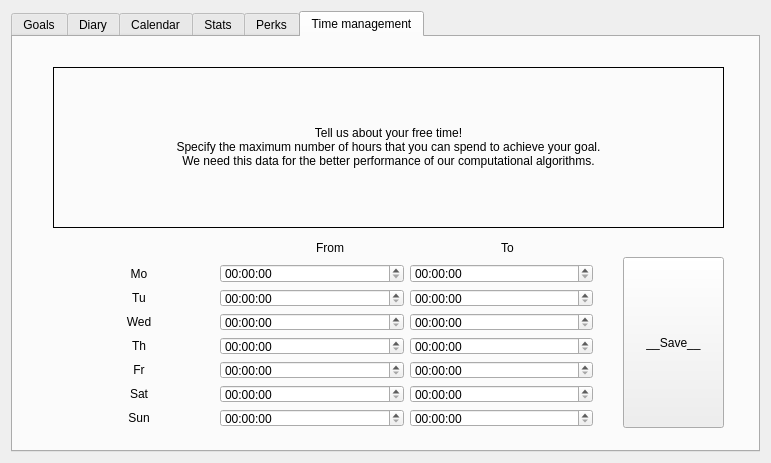
Above: Front/OrganizemMe/organizerui.ui from pzksHackathon/CactusHackathon before the change. Below: the same form after it.
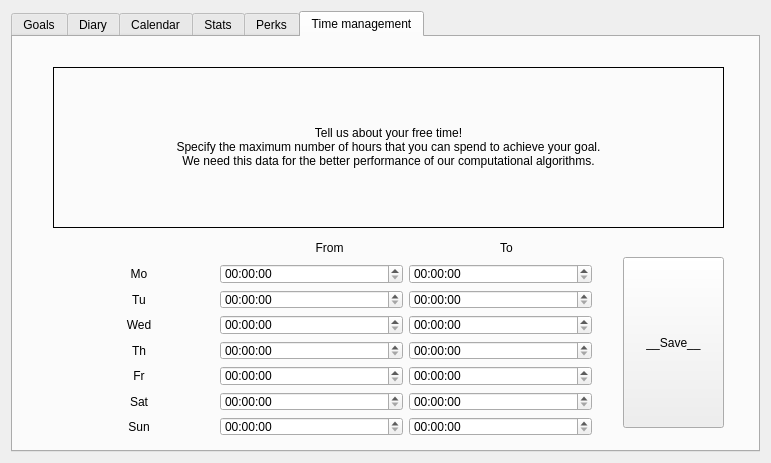
That is the form after the change. The open tabs and pages were chosen to show the change.

Commit message: UI - ready to combine with backEnd

The edit to the form file:
```diff
--- a/Front/OrganizemMe/organizerui.ui
+++ b/Front/OrganizemMe/organizerui.ui
@@ -1807,8 +1807,8 @@
          <rect>
           <x>40</x>
           <y>190</y>
-          <width>551</width>
-          <height>211</height>
+          <width>550</width>
+          <height>220</height>
          </rect>
         </property>
         <layout class="QVBoxLayout" name="verticalLayout_27">
```
Left out of the diff: 2 changed lines with no effect on the pictures. The commit also changes 6 other files.
